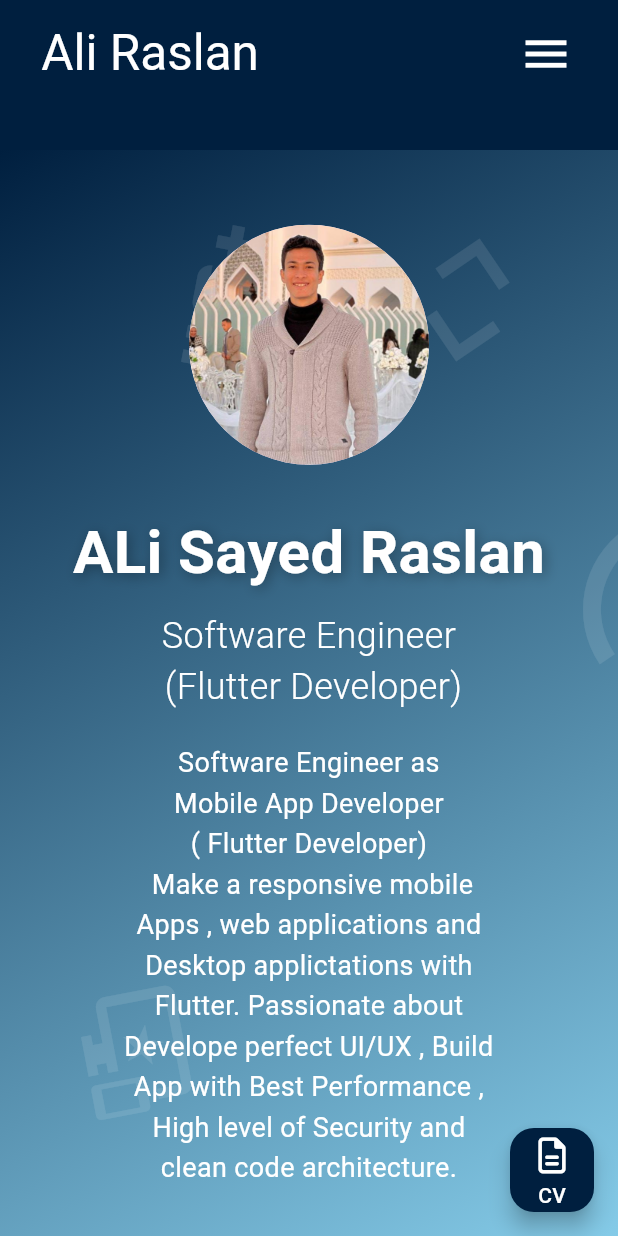
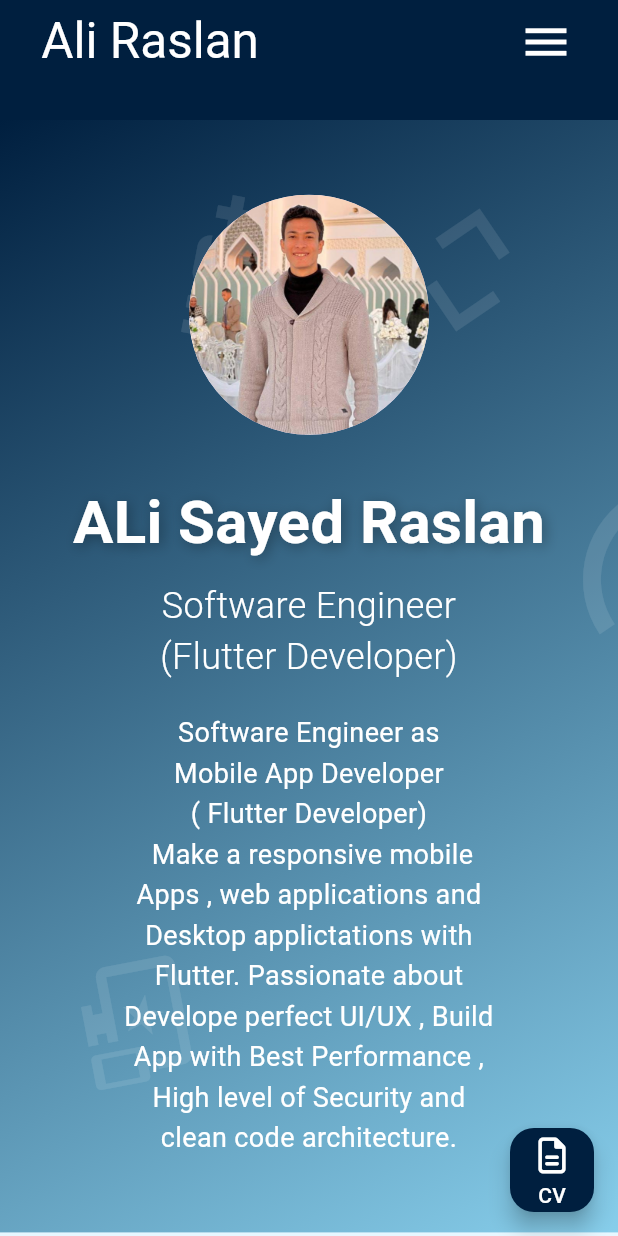
Before and after one commit to Aly-exe/MyPortofolio, a Flutter app: the screen it shows after launch, on a phone screen of 412 x 824 dp. Run offline on Flutter 3.47's test engine with Material 3 defaults, Android fonts, the phone set to English and light mode, and no system bars; our stand-ins replace dio, fluttertoast, font_awesome_flutter, validators.

Commit message:
Adjust app bar height and text formatting in PortfolioHomePage
Reduce SliverAppBar's expandedHeight from 100.0 to 80.0 for more compact header.
Change title padding from all-directions to horizontal-only symmetric padding.
Remove space before Flutter Developer parentheses in engineer title text.
These adjustments improve vertical spacing consistency and text alignment.

```diff
--- a/lib/main.dart
+++ b/lib/main.dart
@@ -102,13 +102,13 @@ class _PortfolioHomePageState extends State<PortfolioHomePage>
 
   SliverAppBar _buildAppBar() {
     return SliverAppBar(
-      expandedHeight: 100.0,
+      expandedHeight: 80.0,
       backgroundColor: navyColor,
       floating: true,
       pinned: true,
       flexibleSpace: FlexibleSpaceBar(
         title: Padding(
-          padding: const EdgeInsets.all(8.0),
+          padding: const EdgeInsets.symmetric(horizontal:8.0),
           child: Row(
             crossAxisAlignment: CrossAxisAlignment.center,
             children: [
@@ -303,7 +303,7 @@ class _PortfolioHomePageState extends State<PortfolioHomePage>
                   ),
                   const SizedBox(height: 10),
                   const Text(
-                    'Software Engineer\n (Flutter Developer)',
+                    'Software Engineer\n(Flutter Developer)',
                     textAlign: TextAlign.center,
                     style: TextStyle(
                       color: Colors.white,
```
